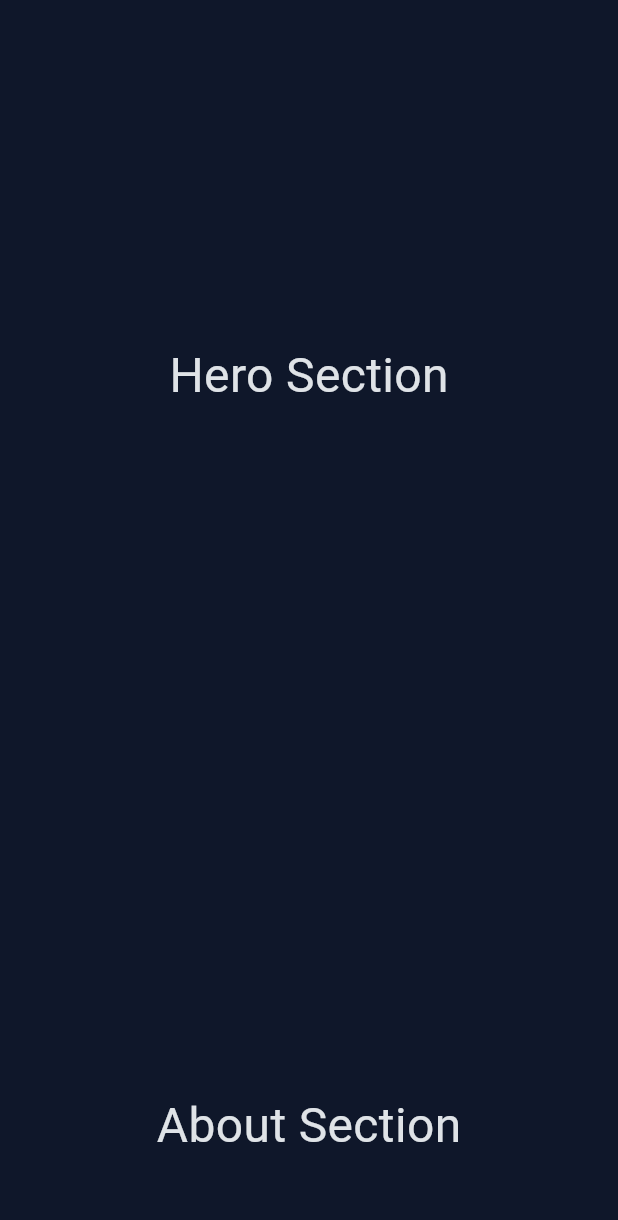
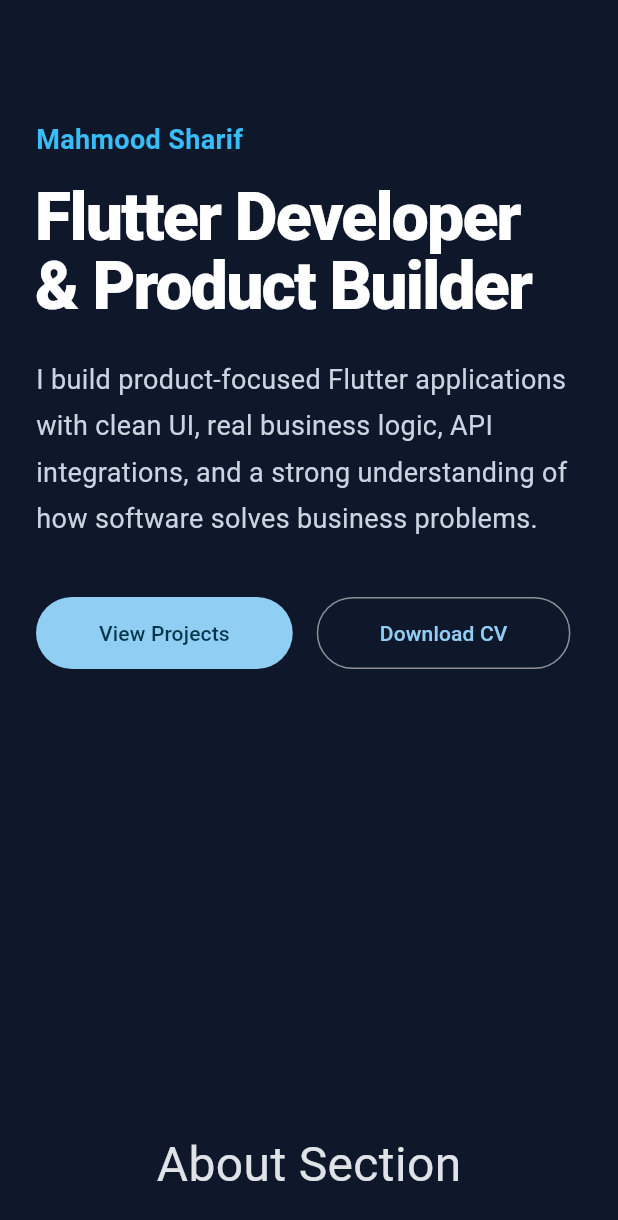
Before and after one commit to Mahmood-Sharif/mahmood_dev, a Flutter app: the screen it shows after launch, on a phone screen of 412 x 824 dp. Shown: the top 1220 px of the screen. Run offline on Flutter 3.47's test engine with Material 3 defaults, Android fonts, the phone set to English and light mode, and no system bars.

Commit message:
Build responsive hero section

```diff
--- a/lib/sections/hero_section.dart
+++ b/lib/sections/hero_section.dart
@@ -1,15 +1,207 @@
 import 'package:flutter/material.dart';
+
+import '../app/app_theme.dart';
 
 class HeroSection extends StatelessWidget {
   const HeroSection({super.key});
 
   @override
   Widget build(BuildContext context) {
-    return const SizedBox(
-      height: 500,
+    final isMobile = MediaQuery.sizeOf(context).width < 800;
+
+    return Container(
+      width: double.infinity,
+      padding: EdgeInsets.symmetric(
+        horizontal: isMobile ? 24 : 96,
+        vertical: isMobile ? 80 : 130,
+      ),
       child: Center(
-        child: Text('Hero Section', style: TextStyle(fontSize: 32)),
+        child: ConstrainedBox(
+          constraints: const BoxConstraints(maxWidth: 1200),
+          child: isMobile
+              ? const _HeroContent()
+              : const Row(
+                  children: [
+                    Expanded(flex: 6, child: _HeroContent()),
+                    SizedBox(width: 56),
+                    Expanded(flex: 4, child: _HeroProfileCard()),
+                  ],
+                ),
+        ),
       ),
     );
   }
 }
+
+class _HeroContent extends StatelessWidget {
+  const _HeroContent();
+
+  @override
+  Widget build(BuildContext context) {
+    final isMobile = MediaQuery.sizeOf(context).width < 800;
+
+    return Column(
+      crossAxisAlignment: CrossAxisAlignment.start,
+      children: [
+        const Text(
+          'Mahmood Sharif',
+          style: TextStyle(
+            fontSize: 18,
+            color: AppTheme.primary,
+            fontWeight: FontWeight.w700,
+          ),
+        ),
+        const SizedBox(height: 16),
+        Text(
+          'Flutter Developer\n& Product Builder',
+          style: TextStyle(
+            fontSize: isMobile ? 44 : 72,
+            height: 1.05,
+            fontWeight: FontWeight.w800,
+            color: AppTheme.textPrimary,
+            letterSpacing: -1.2,
+          ),
+        ),
+        const SizedBox(height: 24),
+        const Text(
+          'I build product-focused Flutter applications with clean UI, real business logic, API integrations, and a strong understanding of how software solves business problems.',
+          style: TextStyle(
+            fontSize: 18,
+            height: 1.7,
+            color: AppTheme.textSecondary,
+          ),
+        ),
+        const SizedBox(height: 36),
+        Wrap(
+          spacing: 16,
+          runSpacing: 16,
+          children: [
+            FilledButton(
+              onPressed: () {},
+              child: const Padding(
+                padding: EdgeInsets.symmetric(horizontal: 18, vertical: 14),
+                child: Text('View Projects'),
+              ),
+            ),
+            OutlinedButton(
+              onPressed: () {},
+              child: const Padding(
+                padding: EdgeInsets.symmetric(horizontal: 18, vertical: 14),
+                child: Text('Download CV'),
+              ),
+            ),
+          ],
+        ),
+      ],
+    );
+  }
+}
+
+class _HeroProfileCard extends StatelessWidget {
+  const _HeroProfileCard();
+
+  @override
+  Widget build(BuildContext context) {
+    return Container(
+      padding: const EdgeInsets.all(28),
+      decoration: BoxDecoration(
+        color: AppTheme.surface,
+        borderRadius: BorderRadius.circular(32),
+        border: Border.all(color: AppTheme.border),
+        boxShadow: [
+          BoxShadow(
+            color: Colors.black.withValues(alpha: 0.25),
+            blurRadius: 32,
+            offset: const Offset(0, 20),
+          ),
+        ],
+      ),
+      child: const Column(
+        crossAxisAlignment: CrossAxisAlignment.start,
+        children: [
+          _StatusBadge(),
+          SizedBox(height: 28),
+          Text(
+            'Current Focus',
+            style: TextStyle(
+              fontSize: 16,
+              color: AppTheme.textMuted,
+              fontWeight: FontWeight.w600,
+            ),
+          ),
+          SizedBox(height: 10),
+          Text(
+            'Building Flutter apps that connect product, design, backend logic, and real business needs.',
+            style: TextStyle(
+              fontSize: 24,
+              height: 1.35,
+              color: AppTheme.textPrimary,
+              fontWeight: FontWeight.w800,
+            ),
+          ),
+          SizedBox(height: 28),
+          _HeroMetric(label: 'Main Stack', value: 'Flutter / Dart'),
+          _HeroMetric(label: 'Location', value: 'Bahrain'),
+          _HeroMetric(label: 'Strength', value: 'Product + Engineering'),
+        ],
+      ),
+    );
+  }
+}
+
+class _StatusBadge extends StatelessWidget {
+  const _StatusBadge();
+
+  @override
+  Widget build(BuildContext context) {
+    return Container(
+      padding: const EdgeInsets.symmetric(horizontal: 14, vertical: 10),
+      decoration: BoxDecoration(
+        color: AppTheme.primary.withValues(alpha: 0.12),
+        borderRadius: BorderRadius.circular(999),
+        border: Border.all(color: AppTheme.primary.withValues(alpha: 0.35)),
+      ),
+      child: const Text(
+        'Open to Flutter roles',
+        style: TextStyle(color: AppTheme.primary, fontWeight: FontWeight.w700),
+      ),
+    );
+  }
+}
+
+class _HeroMetric extends StatelessWidget {
+  final String label;
+  final String value;
+
+  const _HeroMetric({required this.label, required this.value});
+
+  @override
+  Widget build(BuildContext context) {
+    return Padding(
+      padding: const EdgeInsets.only(top: 18),
+      child: Row(
+        children: [
+          SizedBox(
+            width: 100,
+            child: Text(
+              label,
+              style: const TextStyle(
+                color: AppTheme.textMuted,
+                fontWeight: FontWeight.w600,
+              ),
+            ),
+          ),
+          Expanded(
+            child: Text(
+              value,
+              style: const TextStyle(
+                color: AppTheme.textPrimary,
+                fontWeight: FontWeight.w700,
+              ),
+            ),
+          ),
+        ],
+      ),
+    );
+  }
+}
```
